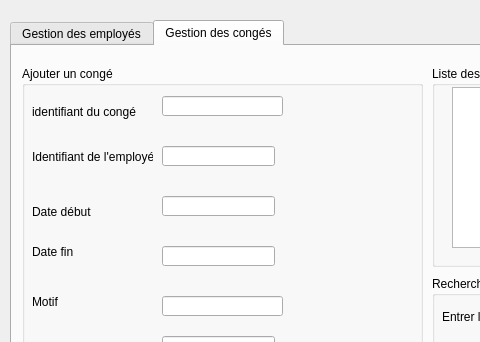
Above: mainwindow.ui from cyrineantar/Projet_cpp before the change; both pictures show x 0 to 480 and y 0 to 342 of the 957 by 695 pixel window. Below: the same form after it.
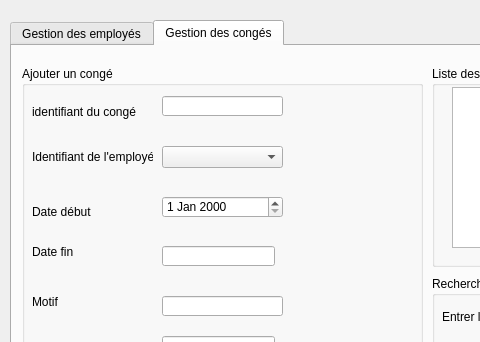
That is the form after the change.

The edit to the form file:
```diff
--- a/mainwindow.ui
+++ b/mainwindow.ui
@@ -648,26 +648,6 @@
         <string>identifiant du congé</string>
        </property>
       </widget>
-      <widget class="QLineEdit" name="lineEdit_id_employe">
-       <property name="geometry">
-        <rect>
-         <x>140</x>
-         <y>80</y>
-         <width>113</width>
-         <height>20</height>
-        </rect>
-       </property>
-      </widget>
-      <widget class="QLineEdit" name="lineEdit_datedebut">
-       <property name="geometry">
-        <rect>
-         <x>140</x>
-         <y>130</y>
-         <width>113</width>
-         <height>20</height>
-        </rect>
-       </property>
-      </widget>
       <widget class="QLineEdit" name="lineEdit_datefin">
        <property name="geometry">
         <rect>
@@ -688,6 +668,26 @@
         </rect>
        </property>
       </widget>
+      <widget class="QComboBox" name="comboBox_emplo">
+       <property name="geometry">
+        <rect>
+         <x>140</x>
+         <y>80</y>
+         <width>121</width>
+         <height>22</height>
+        </rect>
+       </property>
+      </widget>
+      <widget class="QDateEdit" name="lineEdit_datedebut">
+       <property name="geometry">
+        <rect>
+         <x>140</x>
+         <y>130</y>
+         <width>121</width>
+         <height>22</height>
+        </rect>
+       </property>
+      </widget>
      </widget>
      <widget class="QGroupBox" name="groupBox_7">
       <property name="geometry">
```
